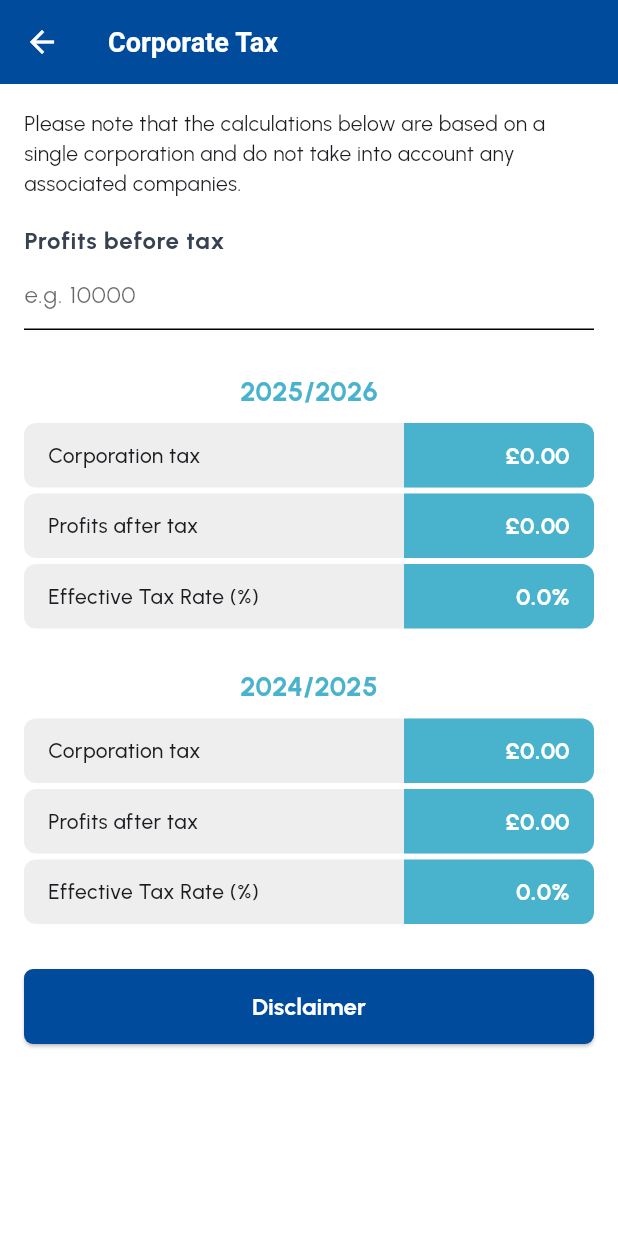
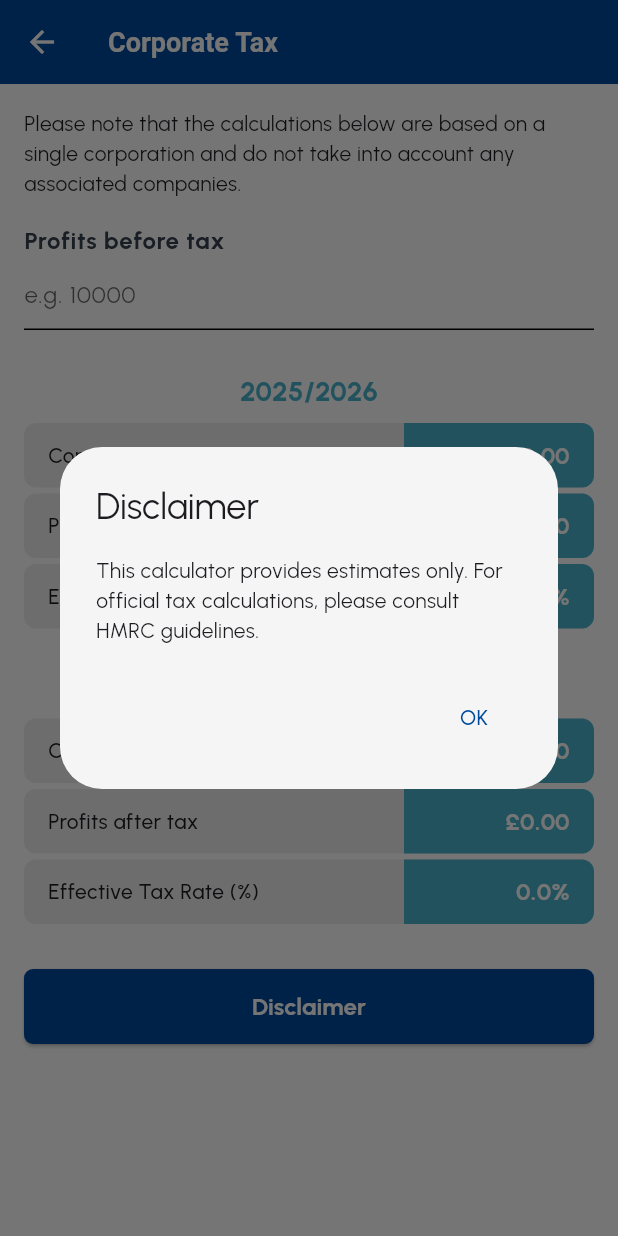
Before and after one commit to leohmq12/taxbuddy, a Flutter app: the CorporateTaxScreen screen opened directly with empty values, after a tap on "Disclaimer", on a phone screen of 412 x 824 dp. Run offline on Flutter 3.47's test engine with Material 3 defaults, Android fonts, the phone set to English and light mode, and no system bars; our stand-ins replace audioplayers, firebase_auth, firebase_core, flutter_dotenv, flutter_tts, google_fonts and 1 more; accounts and stored records are empty.

Commit message:
added disclaimer button to calculators

```diff
--- a/lib/screens/splash_screens/ct_calculator.dart
+++ b/lib/screens/splash_screens/ct_calculator.dart
@@ -89,7 +89,23 @@ class _CorporateTaxScreenState extends State<CorporateTaxScreen> {
               SizedBox(
                 width: double.infinity,
                 child: ElevatedButton(
-                  onPressed: () {},
+                  onPressed: () {
+                    showDialog(
+                      context: context,
+                      builder: (context) => AlertDialog(
+                        title: const Text('Disclaimer'),
+                        content: const Text(
+                          'This calculator provides estimates only. For official tax calculations, please consult HMRC guidelines.',
+                        ),
+                        actions: [
+                          TextButton(
+                            onPressed: () => Navigator.pop(context),
+                            child: const Text('OK'),
+                          ),
+                        ],
+                      ),
+                    );
+                  },
                   style: ElevatedButton.styleFrom(
                     backgroundColor: Theme.of(context).colorScheme.primary,
                     shape: RoundedRectangleBorder(
```
Also changed, not shown: lib/screens/splash_screens/dt_calculator.dart (+17 -1 lines), lib/screens/splash_screens/se_calculator.dart (+17 -1 lines), lib/screens/splash_screens/vat_calculator.dart (+17 -1 lines).
